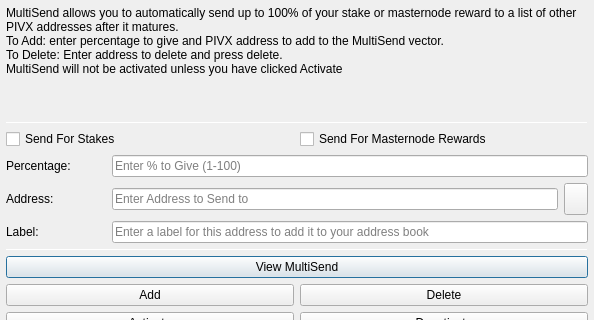
This is src/qt/forms/multisenddialog.ui in IgorShatalov/allcoin as Qt 5 draws it before an edit; both pictures show x 0 to 594 and y 0 to 320 of the 594 by 526 pixel window. The edited form follows.
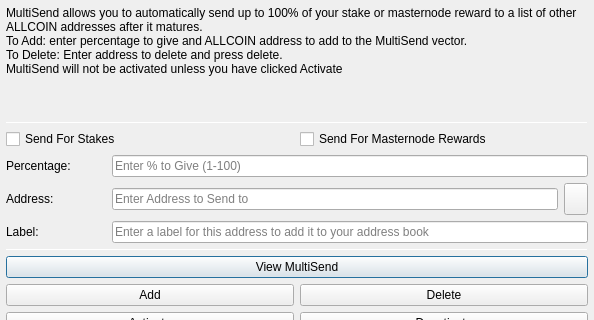
This is the edited form. Icons and pictures are not drawn.

```diff
--- a/src/qt/forms/multisenddialog.ui
+++ b/src/qt/forms/multisenddialog.ui
@@ -37,8 +37,8 @@
         <number>1</number>
        </property>
        <property name="text">
-        <string>MultiSend allows you to automatically send up to 100% of your stake or masternode reward to a list of other PIVX addresses after it matures.
-To Add: enter percentage to give and PIVX address to add to the MultiSend vector.
+        <string>MultiSend allows you to automatically send up to 100% of your stake or masternode reward to a list of other ALLCOIN addresses after it matures.
+To Add: enter percentage to give and ALLCOIN address to add to the MultiSend vector.
 To Delete: Enter address to delete and press delete.
 MultiSend will not be activated unless you have clicked Activate</string>
        </property>
```
Left out of the diff: 4 changed lines with no effect on the pictures.
